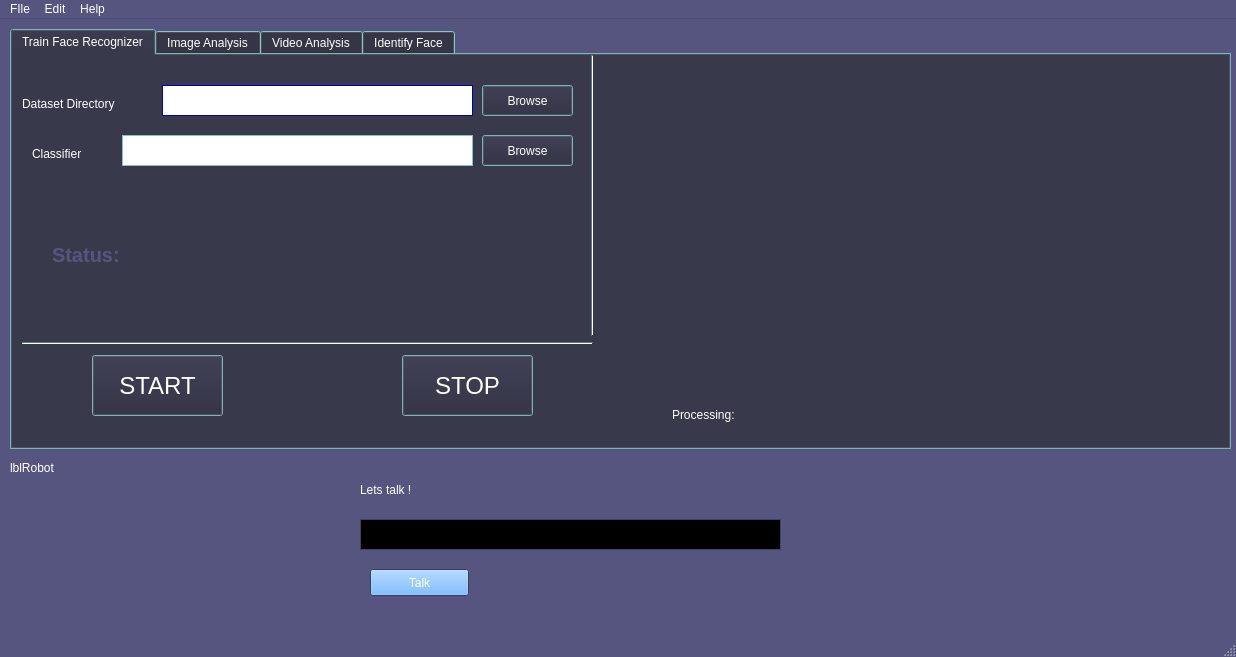
Qt form app.ui (stoic1979/robovision) before a commit.
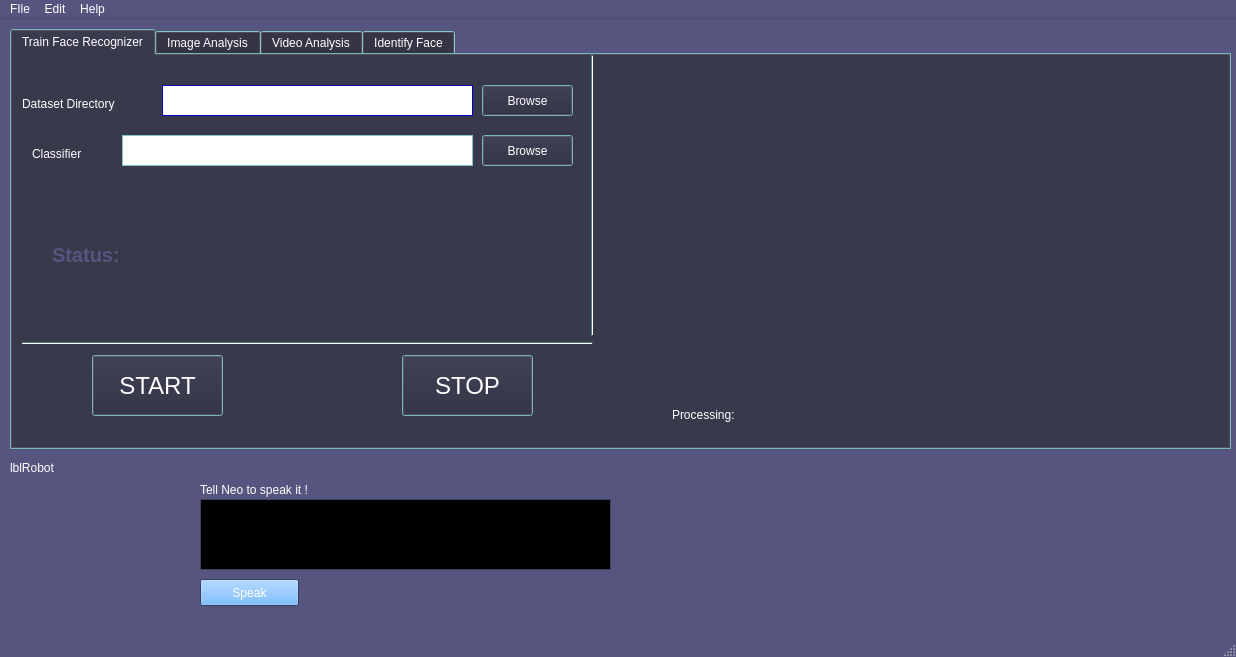
The same form after that commit.

Commit message: feed text to mouth via global signal emitter

```diff
--- a/app.ui
+++ b/app.ui
@@ -3309,37 +3309,37 @@
    <widget class="QLabel" name="label_15">
     <property name="geometry">
      <rect>
-      <x>360</x>
+      <x>200</x>
       <y>460</y>
-      <width>81</width>
+      <width>151</width>
       <height>21</height>
      </rect>
     </property>
     <property name="text">
-     <string>Lets talk !</string>
+     <string>Tell Neo to speak it !</string>
     </property>
    </widget>
    <widget class="QTextEdit" name="teTalk">
     <property name="geometry">
      <rect>
-      <x>360</x>
-      <y>500</y>
-      <width>421</width>
-      <height>31</height>
+      <x>200</x>
+      <y>480</y>
+      <width>411</width>
+      <height>71</height>
      </rect>
     </property>
    </widget>
    <widget class="QPushButton" name="btnTalk">
     <property name="geometry">
      <rect>
-      <x>370</x>
-      <y>550</y>
+      <x>200</x>
+      <y>560</y>
       <width>99</width>
       <height>27</height>
      </rect>
     </property>
     <property name="text">
-     <string>Talk</string>
+     <string>Speak</string>
     </property>
    </widget>
   </widget>
```
The commit also changes 2 other files.
